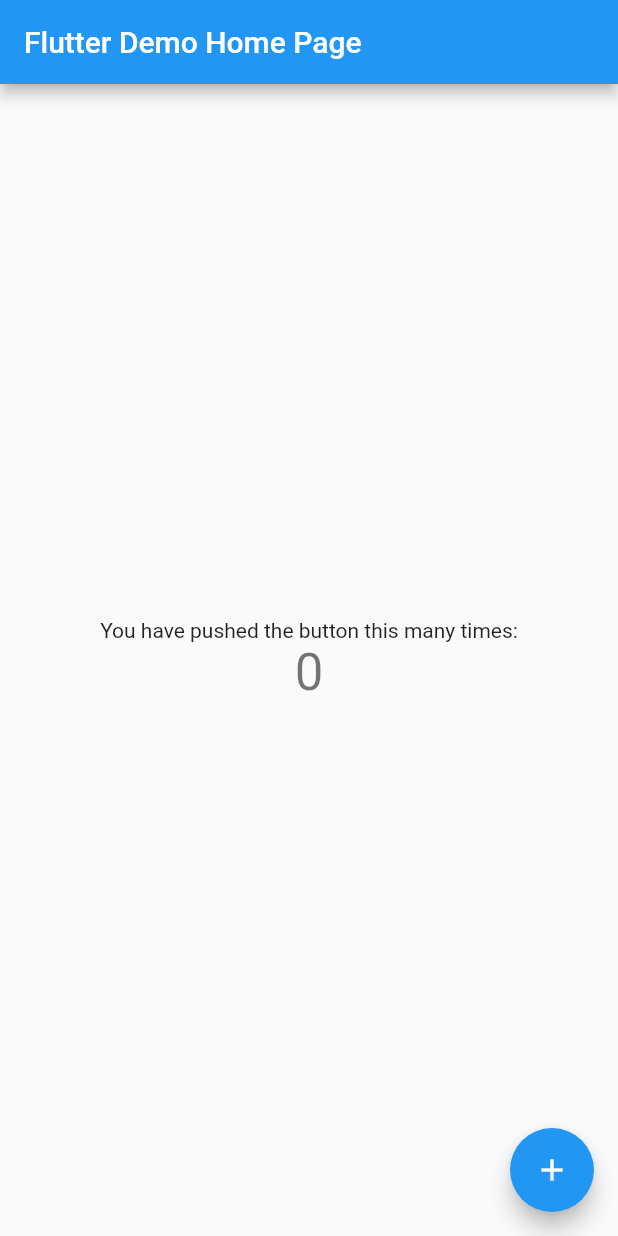
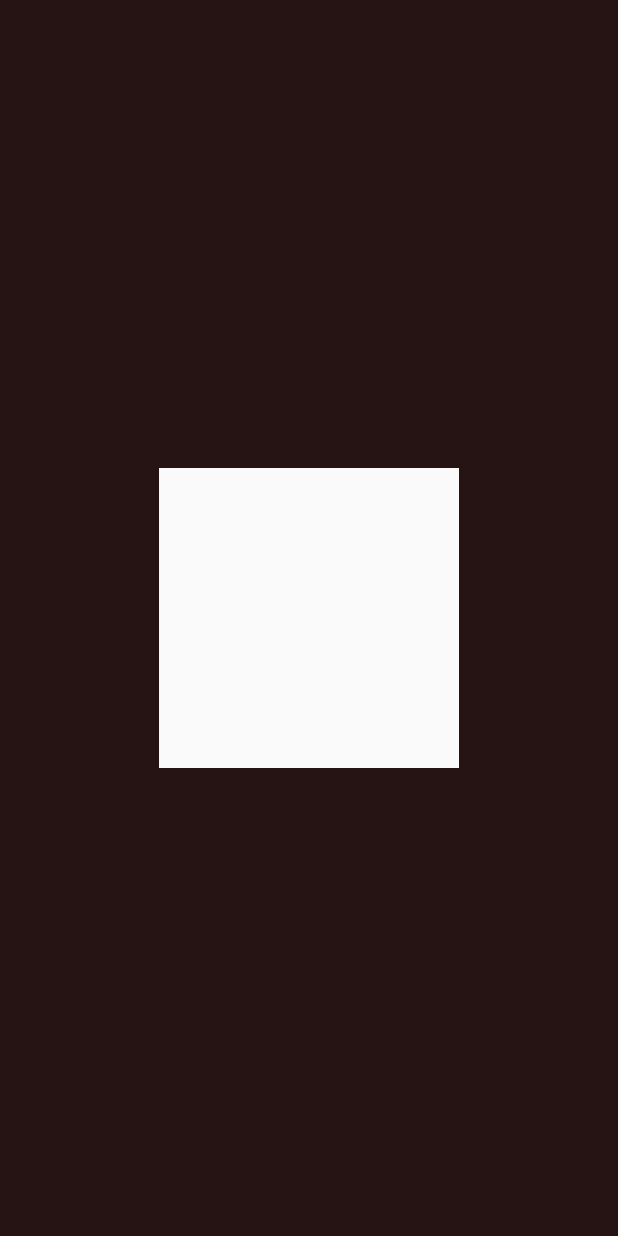
Before and after one commit to CynthiaPeter/Anime-Finder, a Flutter app: the screen it shows after launch, on a phone screen of 412 x 824 dp. Run offline on Flutter 3.47's test engine with Material 2 defaults, Android fonts, the phone set to English and light mode, and no system bars.

Commit message:
homepage

```diff
--- a/lib/main.dart
+++ b/lib/main.dart
@@ -1,3 +1,4 @@
+import 'package:anime_finder/screens/homepage.dart';
 import 'package:flutter/material.dart';
 
 void main() {
@@ -5,109 +6,15 @@ void main() {
 }
 
 class MyApp extends StatelessWidget {
-  // This widget is the root of your application.
   @override
   Widget build(BuildContext context) {
     return MaterialApp(
-      title: 'Flutter Demo',
+      debugShowCheckedModeBanner: false,
+      title: 'What Anime',
       theme: ThemeData(
-        // This is the theme of your application.
-        //
-        // Try running your application with "flutter run". You'll see the
-        // application has a blue toolbar. Then, without quitting the app, try
-        // changing the primarySwatch below to Colors.green and then invoke
-        // "hot reload" (press "r" in the console where you ran "flutter run",
-        // or simply save your changes to "hot reload" in a Flutter IDE).
-        // Notice that the counter didn't reset back to zero; the application
-        // is not restarted.
-        primarySwatch: Colors.blue,
+        primarySwatch: Colors.brown,
       ),
-      home: MyHomePage(title: 'Flutter Demo Home Page'),
+      home: HomePage(),
     );
   }
 }
-
-class MyHomePage extends StatefulWidget {
-  MyHomePage({Key key, this.title}) : super(key: key);
-
-  // This widget is the home page of your application. It is stateful, meaning
-  // that it has a State object (defined below) that contains fields that affect
-  // how it looks.
-
-  // This class is the configuration for the state. It holds the values (in this
-  // case the title) provided by the parent (in this case the App widget) and
-  // used by the build method of the State. Fields in a Widget subclass are
-  // always marked "final".
-
-  final String title;
-
-  @override
-  _MyHomePageState createState() => _MyHomePageState();
-}
-
-class _MyHomePageState extends State<MyHomePage> {
-  int _counter = 0;
-
-  void _incrementCounter() {
-    setState(() {
-      // This call to setState tells the Flutter framework that something has
-      // changed in this State, which causes it to rerun the build method below
-      // so that the display can reflect the updated values. If we changed
-      // _counter without calling setState(), then the build method would not be
-      // called again, and so nothing would appear to happen.
-      _counter++;
-    });
-  }
-
-  @override
-  Widget build(BuildContext context) {
-    // This method is rerun every time setState is called, for instance as done
-    // by the _incrementCounter method above.
-    //
-    // The Flutter framework has been optimized to make rerunning build methods
-    // fast, so that you can just rebuild anything that needs updating rather
-    // than having to individually change instances of widgets.
-    return Scaffold(
-      appBar: AppBar(
-        // Here we take the value from the MyHomePage object that was created by
-        // the App.build method, and use it to set our appbar title.
-        title: Text(widget.title),
-      ),
-      body: Center(
-        // Center is a layout widget. It takes a single child and positions it
-        // in the middle of the parent.
-        child: Column(
-          // Column is also a layout widget. It takes a list of children and
-          // arranges them vertically. By default, it sizes itself to fit its
-          // children horizontally, and tries to be as tall as its parent.
-          //
-          // Invoke "debug painting" (press "p" in the console, choose the
-          // "Toggle Debug Paint" action from the Flutter Inspector in Android
-          // Studio, or the "Toggle Debug Paint" command in Visual Studio Code)
-          // to see the wireframe for each widget.
-          //
-          // Column has various properties to control how it sizes itself and
-          // how it positions its children. Here we use mainAxisAlignment to
-          // center the children vertically; the main axis here is the vertical
-          // axis because Columns are vertical (the cross axis would be
-          // horizontal).
-          mainAxisAlignment: MainAxisAlignment.center,
-          children: <Widget>[
-            Text(
-              'You have pushed the button this many times:',
-            ),
-            Text(
-              '$_counter',
-              style: Theme.of(context).textTheme.headline4,
-            ),
-          ],
-        ),
-      ),
-      floatingActionButton: FloatingActionButton(
-        onPressed: _incrementCounter,
-        tooltip: 'Increment',
-        child: Icon(Icons.add),
-      ), // This trailing comma makes auto-formatting nicer for build methods.
-    );
-  }
-}
--- /dev/null
+++ b/lib/screens/homepage.dart
@@ -0,0 +1,31 @@
+import 'package:flutter/material.dart';
+
+class HomePage extends StatelessWidget {
+  @override
+  Widget build(BuildContext context) {
+    return Scaffold(
+      backgroundColor: Color(0xff261414),
+      body: Container(
+        height: MediaQuery.of(context).size.height,
+        width: MediaQuery.of(context).size.width,
+        child: Center(
+          child: Container(
+
+            child: Material(
+              child: InkWell(
+                onTap: () {
+                  print("tapped");
+                },
+                child: Container(
+                  width: 200,
+                  height: 200,
+                ),
+              ),
+              // color: Colors.amber,
+            ),
+          ),
+        ),
+      ),
+    );
+  }
+}
```
Also changed, not shown: lib/screens/anime_details.dart (added), lib/screens/big_button.dart (added), lib/screens/camera_grab.dart (added), 1 other file.
